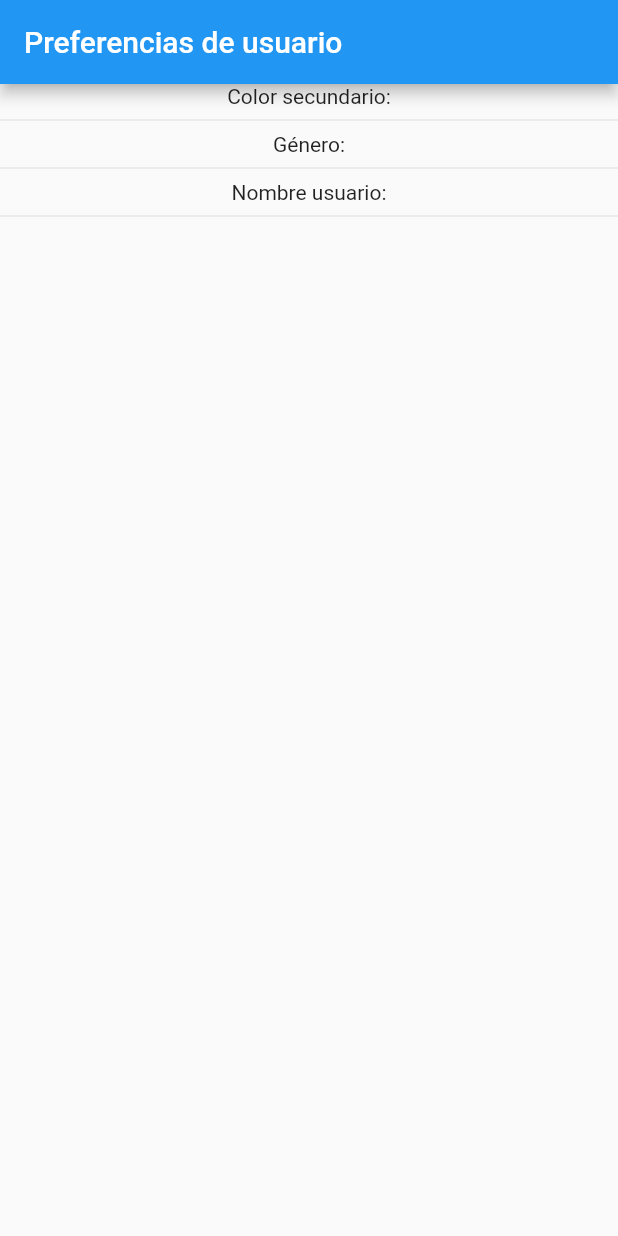
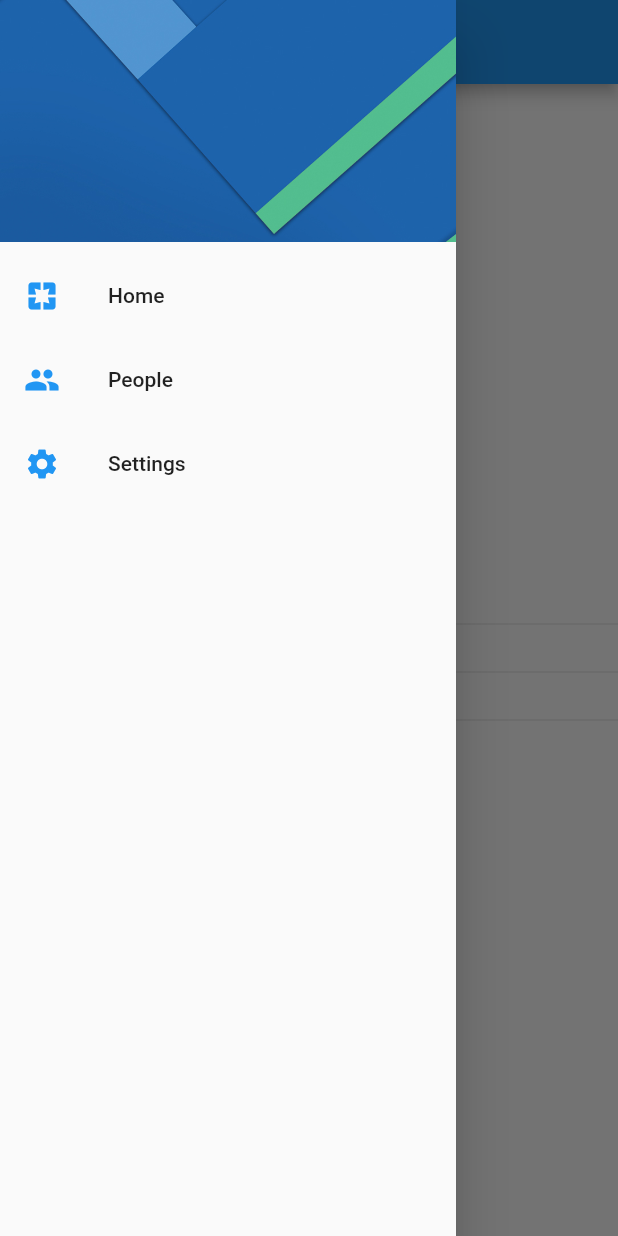
Before and after one commit to Spiro94/Preferencias_usuario_app, a Flutter app: the screen it shows after launch, with the side drawer open (before the commit the screen has no drawer), on a phone screen of 412 x 824 dp. Run offline on Flutter 3.47's test engine with Material 2 defaults, Android fonts, the phone set to English and light mode, and no system bars.

Commit message:
Small changes

```diff
--- a/lib/main.dart
+++ b/lib/main.dart
@@ -1,5 +1,6 @@
 import 'package:flutter/material.dart';
 import 'package:preferencias_usuario_app/src/pages/home_page.dart';
+import 'package:preferencias_usuario_app/src/pages/settings_page.dart';
 
 void main() => runApp(MyApp());
 
@@ -7,11 +8,12 @@ class MyApp extends StatelessWidget {
   @override
   Widget build(BuildContext context) {
     return MaterialApp(
+     debugShowCheckedModeBanner: false,
       title: 'Preferencias',
       initialRoute: HomePage.routeName,
       routes: {
         HomePage.routeName: (BuildContext context) => HomePage(),
-
+        SettingsPage.routeName: (BuildContext context) => SettingsPage(),
       },
     );
   }
--- a/lib/src/pages/home_page.dart
+++ b/lib/src/pages/home_page.dart
@@ -1,7 +1,7 @@
 import 'package:flutter/material.dart';
+import 'package:preferencias_usuario_app/src/widgets/menu_widget.dart';
 
 class HomePage extends StatelessWidget {
-
   static final String routeName = 'home';
 
   @override
@@ -10,7 +10,9 @@ class HomePage extends StatelessWidget {
       appBar: AppBar(
         title: Text('Preferencias de usuario'),
       ),
+      drawer: MenuWidget(),
       body: Column(
+        mainAxisAlignment: MainAxisAlignment.center,
         children: <Widget>[
           Text('Color secundario:'),
           Divider(),
--- /dev/null
+++ b/lib/src/widgets/menu_widget.dart
@@ -0,0 +1,54 @@
+import 'package:flutter/material.dart';
+import 'package:preferencias_usuario_app/src/pages/home_page.dart';
+import 'package:preferencias_usuario_app/src/pages/settings_page.dart';
+
+class MenuWidget extends StatelessWidget {
+  const MenuWidget({Key key}) : super(key: key);
+
+  @override
+  Widget build(BuildContext context) {
+    return Drawer(
+      child: ListView(
+        padding: EdgeInsets.zero,
+        children: <Widget>[
+          DrawerHeader(
+            child: Container(),
+            decoration: BoxDecoration(
+              image: DecorationImage(
+                  image: AssetImage('assets/menu-img.jpg'), fit: BoxFit.cover),
+            ),
+          ),
+          ListTile(
+              leading: Icon(
+                Icons.pages,
+                color: Colors.blue,
+              ),
+              title: Text('Home'),
+              onTap: () =>
+                  Navigator.pushReplacementNamed(context, HomePage.routeName)),
+          ListTile(
+            leading: Icon(
+              Icons.people,
+              color: Colors.blue,
+            ),
+            title: Text('People'),
+            onTap: () {},
+          ),
+          ListTile(
+            leading: Icon(
+              Icons.settings,
+              color: Colors.blue,
+            ),
+            title: Text('Settings'),
+            onTap: () {
+              // Navigator.pop(context); //Cierra el drawer
+              // Navigator.pushNamed(context, SettingsPage.routeName);
+
+              Navigator.pushReplacementNamed(context, SettingsPage.routeName);
+            },
+          ),
+        ],
+      ),
+    );
+  }
+}
--- a/pubspec.yaml
+++ b/pubspec.yaml
@@ -23,6 +23,7 @@ dependencies:
   # The following adds the Cupertino Icons font to your application.
   # Use with the CupertinoIcons class for iOS style icons.
   cupertino_icons: ^0.1.2
+  shared_preferences: ^0.5.3+4
 
 dev_dependencies:
   flutter_test:
@@ -41,8 +42,8 @@ flutter:
   uses-material-design: true
 
   # To add assets to your application, add an assets section, like this:
-  # assets:
-  #  - images/a_dot_burr.jpeg
+  assets:
+   - assets/menu-img.jpg
   #  - images/a_dot_ham.jpeg
 
   # An image asset can refer to one or more resolution-specific "variants", see
```
Also changed, not shown: lib/src/pages/settings_page.dart (+79 -3 lines), assets/menu-img.jpg (added), pubspec.lock.
